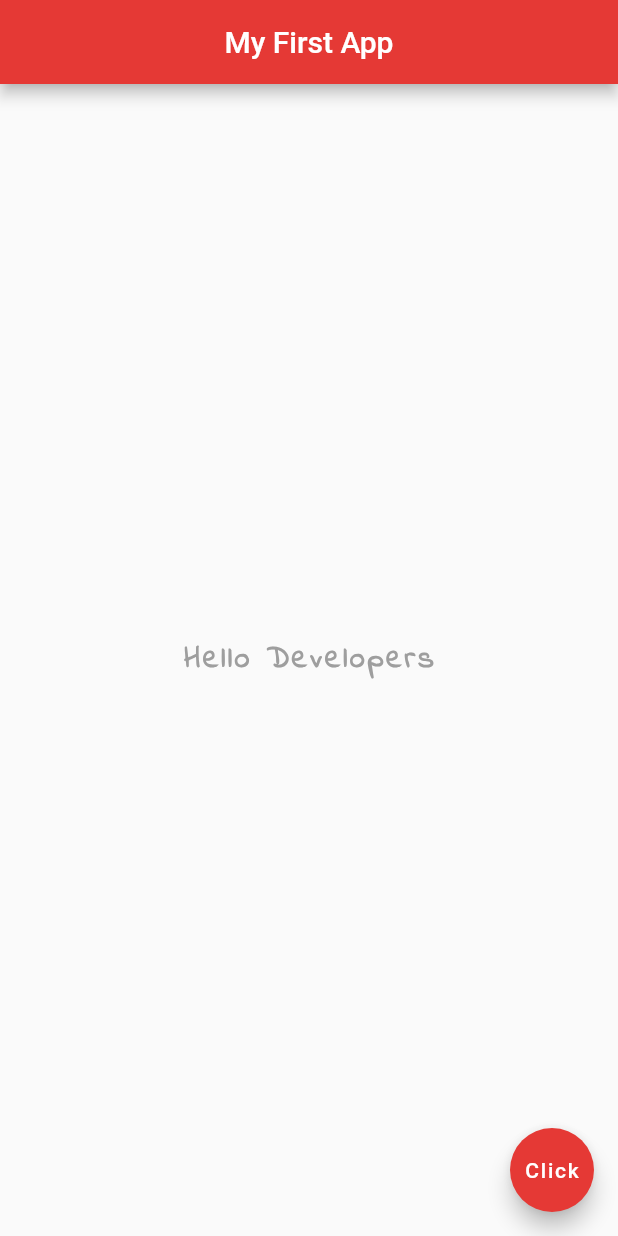
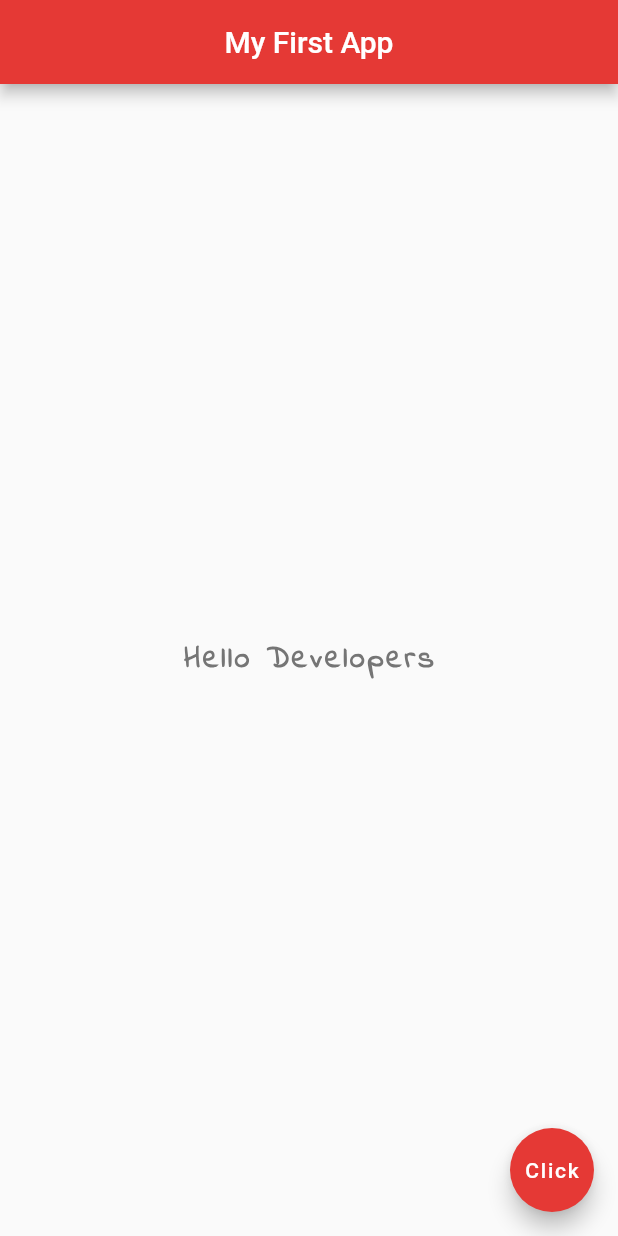
Before and after one commit to achaudhary591/FirstFlutterProject, a Flutter app: the screen it shows after launch, on a phone screen of 412 x 824 dp. Run offline on Flutter 3.47's test engine with Material 2 defaults, Android fonts, the phone set to English and light mode, and no system bars.

```diff
--- a/lib/main.dart
+++ b/lib/main.dart
@@ -2,20 +2,30 @@ import 'package:flutter/material.dart';
 
 void main() {
   runApp(MaterialApp(
-      home: Scaffold(
+      home: Home(),
+  ));
+}
+
+
+class Home extends StatelessWidget {
+  //const ({Key? key}) : super(key: key);
+
+  @override
+  Widget build(BuildContext context) {
+    return Scaffold(
       appBar: AppBar(
         title: const Text("My First App"),
         centerTitle: true,
         backgroundColor: Colors.red[600],
       ),
-        body: const Center(
+      body: Center(
         child: Text(
           "Hello Developers",
           style: TextStyle(
             fontSize: 20.0,
             fontWeight: FontWeight.bold,
             letterSpacing: 2.0,
-                color: Colors.grey,
+            color: Colors.grey[600],
             fontFamily: "IndieFlower",
           ),
         ),
@@ -25,7 +35,6 @@ void main() {
         backgroundColor: Colors.red[600],
         child: const Text('Click'),
       ),
-      ),
-
-  ));
+    );
   }
+}
```
Lines whose indentation alone changed are shown as unchanged.
